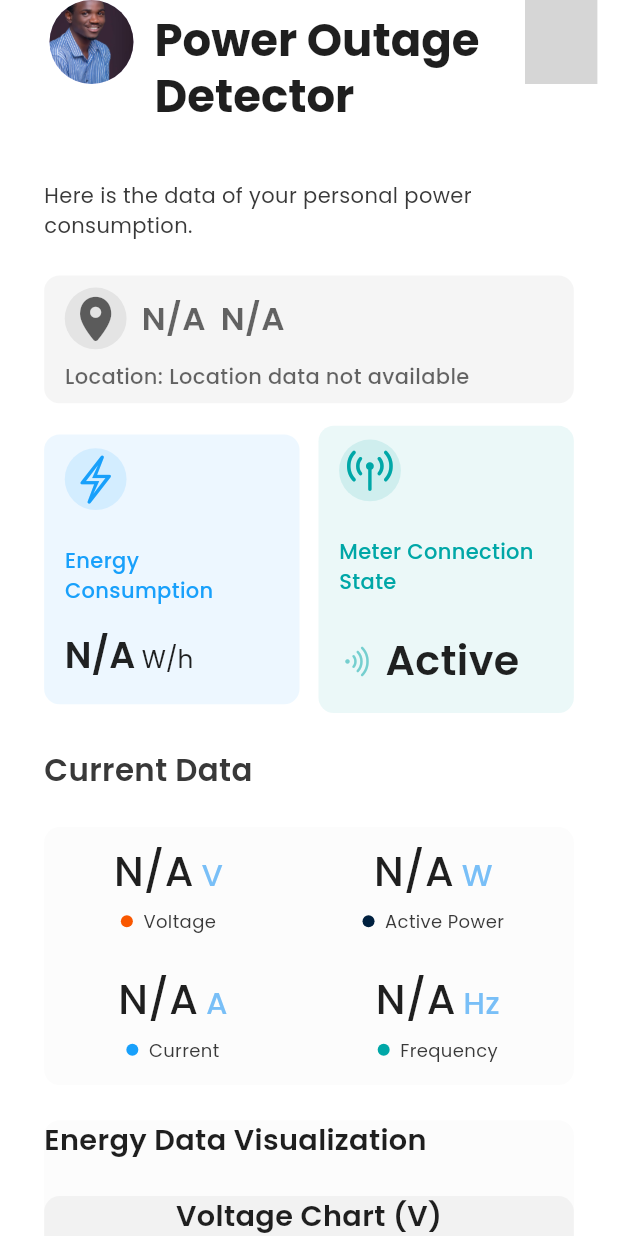
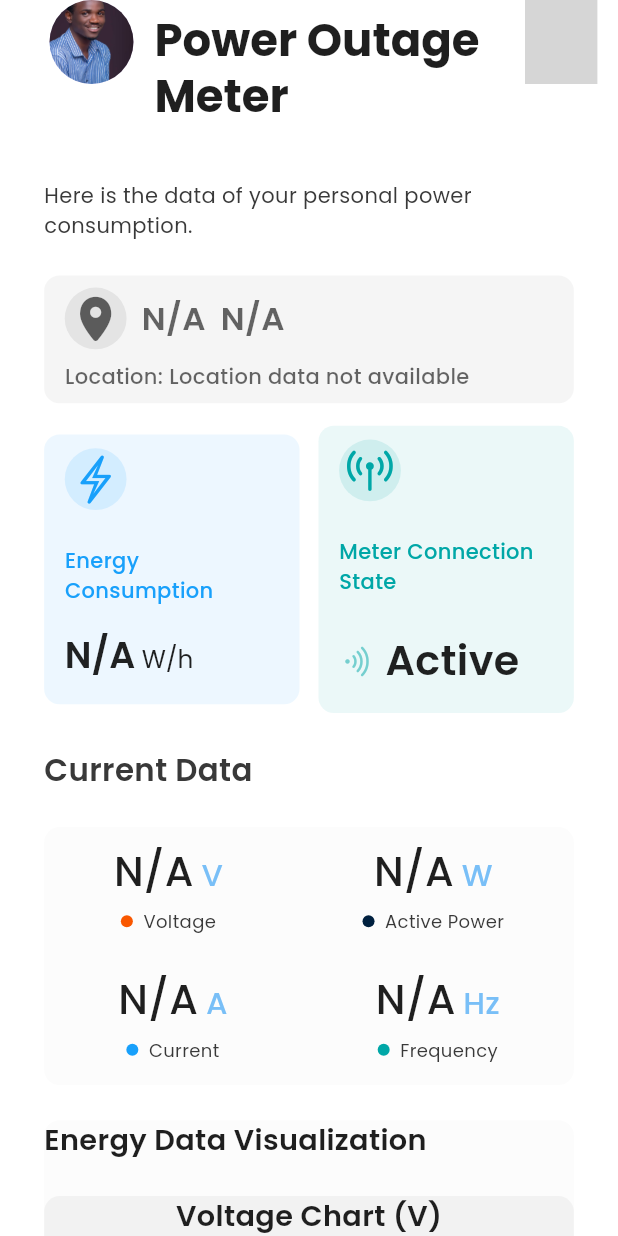
Before and after one commit to sir-reborn/smartmeter, a Flutter app: the screen it shows after launch, on a phone screen of 412 x 824 dp. Run offline on Flutter 3.47's test engine with Material 3 defaults, Android fonts, the phone set to English and light mode, and no system bars; our stand-ins replace firebase_core, firebase_database, google_fonts, shared_preferences, syncfusion_flutter_charts; missing offline and left inert: icon_badge; accounts and stored records are empty; grey boxes are pictures that could not be loaded.

Commit message:
Update sliver appbar

```diff
--- a/lib/components/dashboard_component/sliver_appbar.dart
+++ b/lib/components/dashboard_component/sliver_appbar.dart
@@ -7,7 +7,7 @@ import 'package:smartmeter/pages/notifications.dart';
 import 'notification_service.dart';
 
 String userFirstName = "Hope";
-const String collapedAppBarTitle = 'Power Outage Detector';
+const String collapedAppBarTitle = 'Power Outage Meter';
 
 var top = 0.0;
 var appbarThreshold = 110.0;
```
